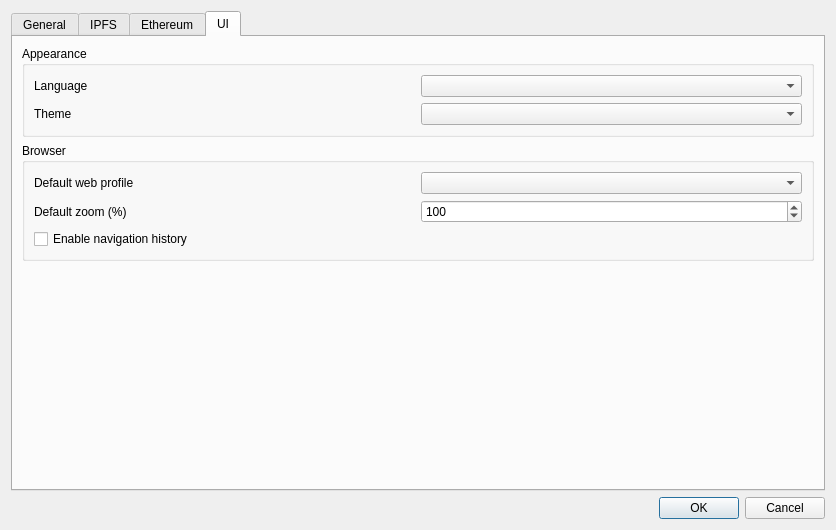
Qt form galacteek/ui/forms/settings.ui (pinnaculum/galacteek) before a commit.
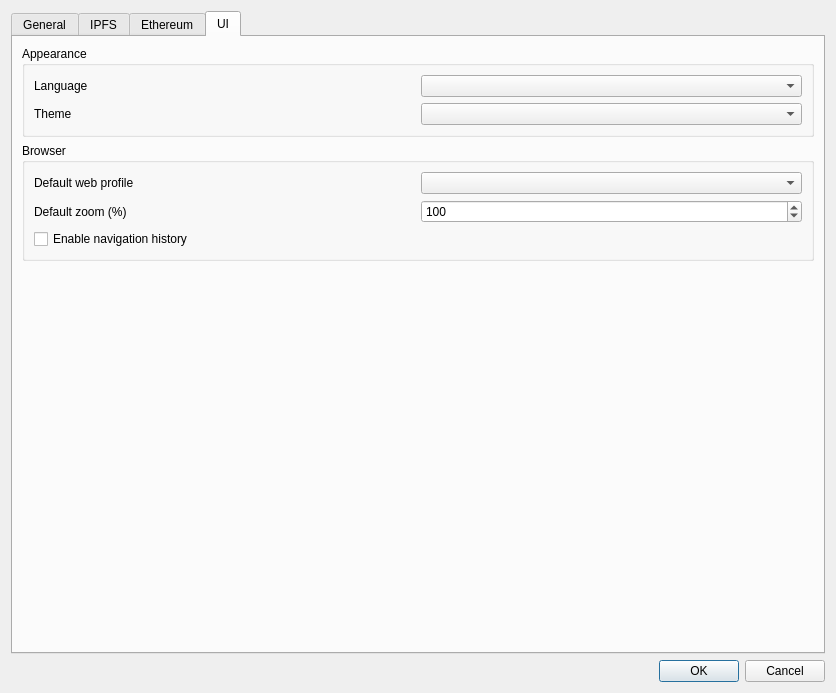
The same form after that commit. Icons and pictures are not drawn.

Patch:
```diff
--- a/galacteek/ui/forms/settings.ui
+++ b/galacteek/ui/forms/settings.ui
@@ -7,9 +7,15 @@
     <x>0</x>
     <y>0</y>
     <width>836</width>
-    <height>530</height>
+    <height>693</height>
    </rect>
   </property>
+  <property name="minimumSize">
+   <size>
+    <width>0</width>
+    <height>600</height>
+   </size>
+  </property>
   <property name="windowTitle">
    <string>Settings</string>
   </property>
```
